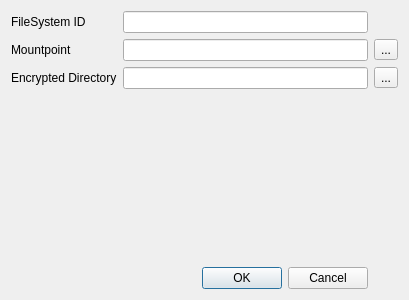
This is fsdialog.ui in variar/plasma-encfs as Qt 5 draws it before an edit. The edited form follows.
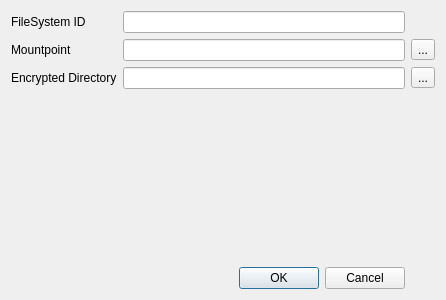
This is the edited form.

```diff
--- a/fsdialog.ui
+++ b/fsdialog.ui
@@ -6,7 +6,7 @@
    <rect>
     <x>0</x>
     <y>0</y>
-    <width>409</width>
+    <width>446</width>
     <height>300</height>
    </rect>
   </property>
```
Left out of the diff: 2 changed lines with no effect on the pictures.
